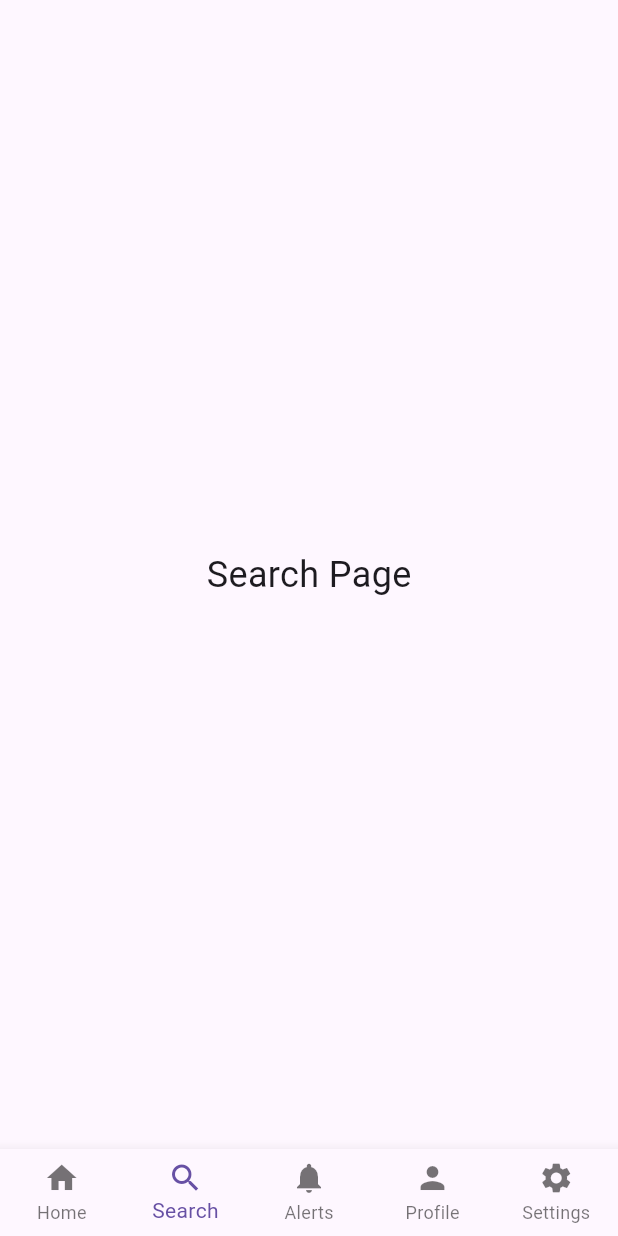
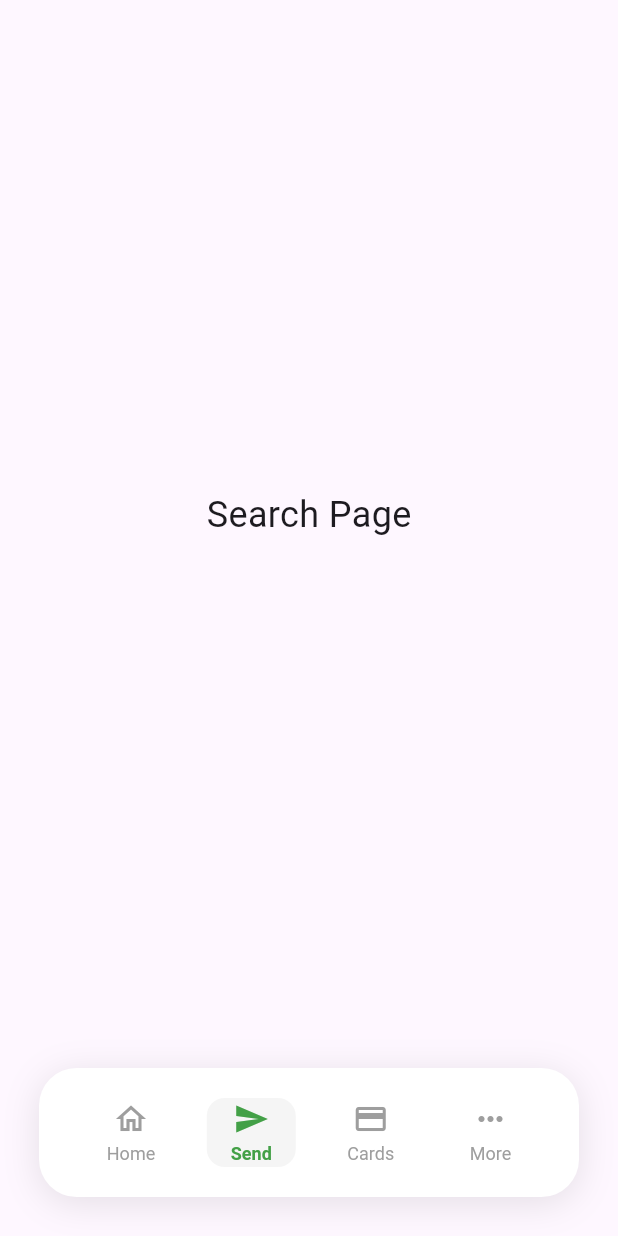
Before and after one commit to Derrick-MUGISHA/vd, a Flutter app: the screen it shows after launch, item 2 of the bottom bar chosen, on a phone screen of 412 x 824 dp. Run offline on Flutter 3.47's test engine with Material 3 defaults, Android fonts, the phone set to English and light mode, and no system bars.

Commit message:
Add new pages: CardsPage, MorePage, and SendPage; update main.dart for navigation

```diff
--- a/lib/search.dart
+++ b/lib/CardsPage.dart
@@ -1,13 +1,13 @@
 import 'package:flutter/material.dart';
 
-class SearchPage extends StatelessWidget {
-  const SearchPage({super.key});
+class CardsPage extends StatelessWidget {
+  const CardsPage({super.key});
 
   @override
   Widget build(BuildContext context) {
     return const Scaffold(
       body: Center(
-        child: Text('Search Page', style: TextStyle(fontSize: 24)),
+        child: Text('Notifications Page', style: TextStyle(fontSize: 24)),
       ),
     );
   }
--- /dev/null
+++ b/lib/MorePage.dart
@@ -0,0 +1,14 @@
+import 'package:flutter/material.dart';
+
+class MorePage extends StatelessWidget {
+  const MorePage({super.key});
+
+  @override
+  Widget build(BuildContext context) {
+    return const Scaffold(
+      body: Center(
+        child: Text('Settings Page', style: TextStyle(fontSize: 24)),
+      ),
+    );
+  }
+}
--- a/lib/settings.dart
+++ b/lib/SendPage.dart
@@ -1,13 +1,13 @@
 import 'package:flutter/material.dart';
 
-class SettingsPage extends StatelessWidget {
-  const SettingsPage({super.key});
+class SendPage extends StatelessWidget {
+  const SendPage({super.key});
 
   @override
   Widget build(BuildContext context) {
     return const Scaffold(
       body: Center(
-        child: Text('Settings Page', style: TextStyle(fontSize: 24)),
+        child: Text('Search Page', style: TextStyle(fontSize: 24)),
       ),
     );
   }
--- a/lib/main.dart
+++ b/lib/main.dart
@@ -1,9 +1,9 @@
 import 'package:flutter/material.dart';
 import 'package:fitness/home.dart';
-import 'package:fitness/settings.dart';
+import 'package:fitness/MorePage.dart';
 import 'package:fitness/profile.dart';
-import 'package:fitness/search.dart';
-import 'package:fitness/notifications.dart';
+import 'package:fitness/SendPage.dart';
+import 'package:fitness/CardsPage.dart';
 
 void main() {
   runApp(const MyApp());
@@ -14,9 +14,7 @@ class MyApp extends StatelessWidget {
 
   @override
   Widget build(BuildContext context) {
-    return const MaterialApp(
-      home: MainPage(),
-    );
+    return const MaterialApp(home: MainPage());
   }
 }
 
@@ -27,18 +25,41 @@ class MainPage extends StatefulWidget {
   State<MainPage> createState() => _MainPageState();
 }
 
-class _MainPageState extends State<MainPage> {
+class _MainPageState extends State<MainPage> with TickerProviderStateMixin {
   int _selectedIndex = 0;
+  late AnimationController _animationController;
+  late Animation<double> _scaleAnimation;
 
   final List<Widget> _pages = const [
     Homepage(),
-    SearchPage(),
-    NotificationsPage(),
-    ProfilePage(),
-    SettingsPage(),
+    SendPage(),
+    CardsPage(),
+    MorePage(),
   ];
 
+  @override
+  void initState() {
+    super.initState();
+    _animationController = AnimationController(
+      duration: const Duration(milliseconds: 200),
+      vsync: this,
+    );
+    _scaleAnimation = Tween<double>(begin: 1.0, end: 0.95).animate(
+      CurvedAnimation(parent: _animationController, curve: Curves.easeInOut),
+    );
+  }
+
+  @override
+  void dispose() {
+    _animationController.dispose();
+    super.dispose();
+  }
+
   void _onItemTapped(int index) {
+    _animationController.forward().then((_) {
+      _animationController.reverse();
+    });
+
     setState(() {
       _selectedIndex = index;
     });
@@ -47,22 +68,121 @@ class _MainPageState extends State<MainPage> {
   @override
   Widget build(BuildContext context) {
     return Scaffold(
-      body: IndexedStack(
-        index: _selectedIndex,
-        children: _pages,
-      ),
-      bottomNavigationBar: BottomNavigationBar(
-        currentIndex: _selectedIndex,
-        onTap: _onItemTapped,
-        type: BottomNavigationBarType.fixed,
-        items: const [
-          BottomNavigationBarItem(icon: Icon(Icons.home), label: 'Home'),
-          BottomNavigationBarItem(icon: Icon(Icons.search), label: 'Search'),
-          BottomNavigationBarItem(icon: Icon(Icons.notifications), label: 'Alerts'),
-          BottomNavigationBarItem(icon: Icon(Icons.person), label: 'Profile'),
-          BottomNavigationBarItem(icon: Icon(Icons.settings), label: 'Settings'),
-        ],
+      body: IndexedStack(index: _selectedIndex, children: _pages),
+      bottomNavigationBar: Container(
+        margin: const EdgeInsets.all(26.0),
+        decoration: BoxDecoration(
+          color: Colors.white,
+          borderRadius: BorderRadius.circular(25.0),
+          boxShadow: [
+            BoxShadow(
+              // ignore: deprecated_member_use
+              color: Colors.black.withOpacity(0.1),
+              spreadRadius: 0,
+              blurRadius: 20,
+              offset: const Offset(0, 4),
+            ),
+          ],
+        ),
+        child: SafeArea(
+          child: Padding(
+            padding: const EdgeInsets.symmetric(
+              horizontal: 20.0,
+              vertical: 20.0,
+            ),
+            child: Row(
+              mainAxisAlignment: MainAxisAlignment.spaceAround,
+              children: [
+                _buildNavItem(0, Icons.home_outlined, Icons.home, 'Home'),
+                _buildNavItem(1, Icons.send_outlined, Icons.send, 'Send'),
+                _buildNavItem(
+                  2,
+                  Icons.credit_card_outlined,
+                  Icons.credit_card,
+                  'Cards',
+                ),
+                _buildNavItem(
+                  3,
+                  Icons.more_horiz_outlined,
+                  Icons.more_horiz,
+                  'More',
+                ),
+              ],
+            ),
+          ),
+        ),
       ),
     );
   }
+
+  Widget _buildNavItem(
+    int index,
+    IconData outlinedIcon,
+    IconData filledIcon,
+    String label,
+  ) {
+    final bool isSelected = _selectedIndex == index;
+
+    return AnimatedBuilder(
+      animation: _animationController,
+      builder: (context, child) {
+        return Transform.scale(
+          scale:
+              isSelected && _animationController.isAnimating
+                  ? _scaleAnimation.value
+                  : 1.0,
+          child: GestureDetector(
+            onTap: () => _onItemTapped(index),
+            child: AnimatedContainer(
+              duration: const Duration(milliseconds: 300),
+              curve: Curves.easeInOut,
+              padding: const EdgeInsets.symmetric(
+                vertical: 2.0,
+                horizontal: 16.0,
+              ),
+              decoration: BoxDecoration(
+                color: isSelected ? Colors.grey.shade100 : Colors.transparent,
+                borderRadius: BorderRadius.circular(12.0),
+              ),
+              child: Column(
+                mainAxisSize: MainAxisSize.min,
+                mainAxisAlignment:
+                    MainAxisAlignment.center, // Center vertically
+                crossAxisAlignment:
+                    CrossAxisAlignment.center, // Center horizontally
+                children: [
+                  AnimatedSwitcher(
+                    duration: const Duration(milliseconds: 200),
+                    child: Icon(
+                      isSelected ? filledIcon : outlinedIcon,
+                      key: ValueKey(isSelected),
+                      color:
+                          isSelected
+                              ? Colors.green.shade600
+                              : Colors.grey.shade500,
+                      size: 24,
+                    ),
+                  ),
+                  const SizedBox(height: 4),
+                  AnimatedDefaultTextStyle(
+                    duration: const Duration(milliseconds: 200),
+                    style: TextStyle(
+                      color:
+                          isSelected
+                              ? Colors.green.shade600
+                              : Colors.grey.shade500,
+                      fontSize: 12,
+                      fontWeight:
+                          isSelected ? FontWeight.w600 : FontWeight.normal,
+                    ),
+                    child: Text(label, textAlign: TextAlign.center),
+                  ),
+                ],
+              ),
+            ),
+          ),
+        );
+      },
+    );
+  }
 }
--- a/lib/notifications.dart
+++ /dev/null
@@ -1,14 +0,0 @@
-import 'package:flutter/material.dart';
-
-class NotificationsPage extends StatelessWidget {
-  const NotificationsPage({super.key});
-
-  @override
-  Widget build(BuildContext context) {
-    return const Scaffold(
-      body: Center(
-        child: Text('Notifications Page', style: TextStyle(fontSize: 24)),
-      ),
-    );
-  }
-}
```
Also changed, not shown: pubspec.yaml (+16 -16 lines).
